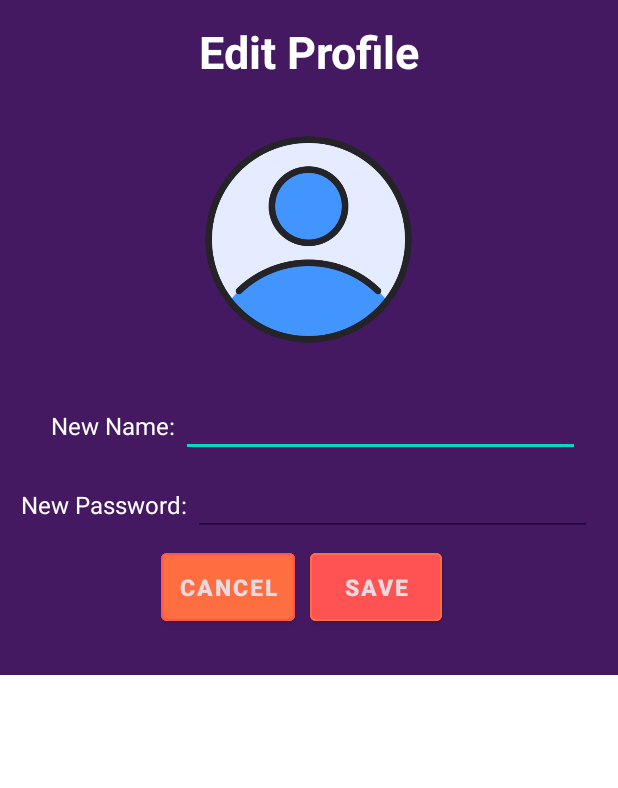
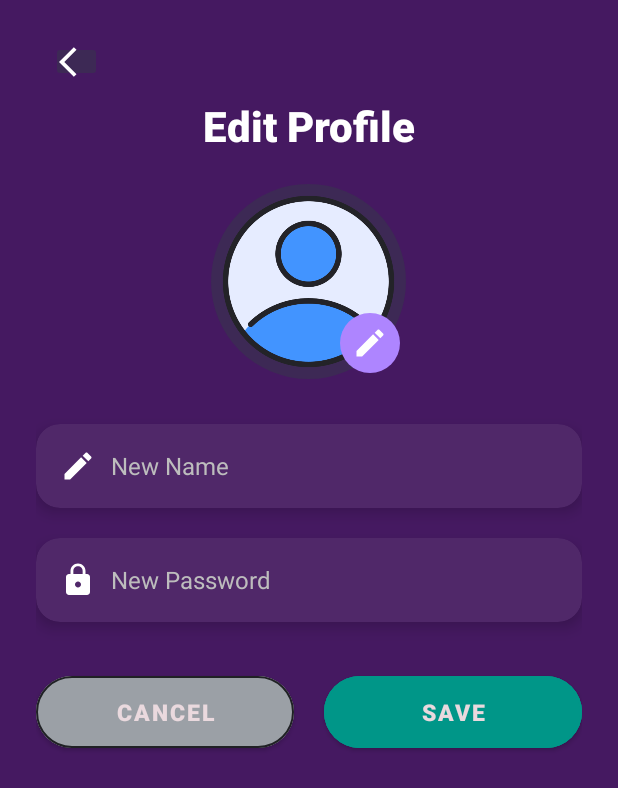
Before and after one commit to xienshane/FlickView, an Android app: the layout edit_profile_page.xml on its own in the app's theme, with its tools: preview values and no code run, on a phone screen of 412 x 824 dp. Shown: the top 788 px of the screen. Run offline under Robolectric (Android 15) with nearby library versions, the phone set to English and light mode, and no system bars; network calls fail.

Commit message:
UI - edit profile

```diff
--- a/app/src/main/java/com/android/flickview/activities/EditProfileActivity.java
+++ /dev/null
@@ -1,14 +0,0 @@
-package com.android.flickview.activities;
-
-import android.app.Activity;
-import android.os.Bundle;
-
-public class EditProfileActivity extends Activity {
-
-    @Override
-    protected void onCreate(Bundle savedInstanceState) {
-        super.onCreate(savedInstanceState);
-    }
-
-
-}
--- /dev/null
+++ b/app/src/main/java/com/android/flickview/activities/EditProfileActivity.kt
@@ -0,0 +1,26 @@
+package com.android.flickview.activities;
+
+import android.app.Activity
+import android.content.Intent
+import android.os.Bundle
+import android.widget.ImageButton
+import androidx.recyclerview.widget.LinearLayoutManager
+import androidx.recyclerview.widget.RecyclerView
+import com.android.flickview.Adapters.FavoritesAdapter
+import com.android.flickview.Domains.FavoriteItem
+import com.android.flickview.R
+import com.google.android.material.bottomnavigation.BottomNavigationView
+
+class EditProfileActivity: Activity() {
+
+    override fun onCreate(savedInstanceState: Bundle?){
+        super.onCreate(savedInstanceState)
+        setContentView(R.layout.edit_profile_page)
+
+        // Back Button
+        val buttonBack : ImageButton = findViewById(R.id.buttonback)
+        buttonBack.setOnClickListener{
+            finish()
+        }
+    }
+}
--- /dev/null
+++ b/app/src/main/res/drawable/edit_icon_background.xml
@@ -0,0 +1,5 @@
+<?xml version="1.0" encoding="utf-8"?>
+<shape xmlns:android="http://schemas.android.com/apk/res/android"
+    android:shape="oval">
+    <solid android:color="@color/purple" /> <!-- Orange circle background -->
+</shape>
--- /dev/null
+++ b/app/src/main/res/drawable/ic_edit.xml
@@ -0,0 +1,5 @@
+<vector xmlns:android="http://schemas.android.com/apk/res/android" android:height="24dp" android:tint="@color/white" android:viewportHeight="24" android:viewportWidth="24" android:width="24dp">
+
+    <path android:fillColor="@android:color/white" android:pathData="M3,17.25V21h3.75L17.81,9.94l-3.75,-3.75L3,17.25zM20.71,7.04c0.39,-0.39 0.39,-1.02 0,-1.41l-2.34,-2.34c-0.39,-0.39 -1.02,-0.39 -1.41,0l-1.83,1.83 3.75,3.75 1.83,-1.83z"/>
+
+</vector>
--- a/app/src/main/res/layout/edit_profile_page.xml
+++ b/app/src/main/res/layout/edit_profile_page.xml
@@ -1,116 +1,162 @@
 <?xml version="1.0" encoding="utf-8"?>
-<LinearLayout xmlns:android="http://schemas.android.com/apk/res/android" xmlns:app="http://schemas.android.com/apk/res-auto" android:orientation="vertical" android:layout_width="match_parent" android:layout_height="wrap_content" android:background="#451961">
+<ScrollView xmlns:android="http://schemas.android.com/apk/res/android"
+    xmlns:app="http://schemas.android.com/apk/res-auto"
+    android:layout_width="match_parent"
+    android:layout_height="match_parent"
+    android:background="#451961"
+    android:padding="24dp">
 
     <LinearLayout
         android:layout_width="match_parent"
         android:layout_height="wrap_content"
-        android:orientation="horizontal"
-        android:layout_marginTop="6dp"
-        android:gravity="center">
+        android:orientation="vertical"
+        android:gravity="center_horizontal">
 
+        <ImageButton
+            android:id="@+id/buttonback"
+            android:layout_width="34dp"
+            android:layout_height="27dp"
+            android:layout_gravity="left"
+            android:layout_marginLeft="10dp"
+            android:layout_marginTop="3dp"
+            android:backgroundTint="#3D2955"
+            android:src="@drawable/baseline_arrow_back_ios_24" />
+
+
+
+        <!-- Title -->
         <TextView
             android:layout_width="wrap_content"
             android:layout_height="wrap_content"
             android:text="Edit Profile"
-            android:textSize="30sp"
+            android:textSize="28sp"
             android:textColor="@color/white"
             android:textStyle="bold"
-            android:layout_marginTop = "5dp"/>
+            android:layout_marginTop="10dp"
+            android:fontFamily="sans-serif-medium" />
 
-    </LinearLayout>
+        <!-- Profile Image with Edit Icon -->
+        <FrameLayout
+            android:layout_width="130dp"
+            android:layout_height="130dp"
+            android:layout_marginTop="20dp">
 
+            <!-- Profile Picture -->
             <ImageView
-        android:layout_width="142dp"
-        android:layout_height="175dp"
-        android:layout_marginTop="20sp"
-        android:layout_gravity="center_horizontal"
-        android:src="@drawable/user" />
+                android:id="@+id/profile_image"
+                android:layout_width="match_parent"
+                android:layout_height="match_parent"
+                android:src="@drawable/user"
+                android:scaleType="centerCrop"
+                android:background="@drawable/circle_background"
+                android:padding="6dp" />
 
-    <LinearLayout android:layout_width="wrap_content"
-        android:layout_height="match_parent"
-        android:orientation="horizontal">
-        <TextView
-            android:layout_width="wrap_content"
+            <!-- Small Edit Icon -->
+            <ImageButton
+                android:id="@+id/edit_image_button"
+                android:layout_width="40dp"
+                android:layout_height="40dp"
+                android:layout_gravity="bottom|end"
+                android:layout_margin="4dp"
+                android:background="@drawable/edit_icon_background"
+                android:src="@drawable/ic_edit"
+                android:scaleType="centerInside"
+                android:contentDescription="Edit Profile Picture"
+                android:tint="@color/white"/>
+        </FrameLayout>
+
+
+        <!-- Name Field -->
+        <androidx.cardview.widget.CardView
+            android:layout_width="match_parent"
             android:layout_height="wrap_content"
-            android:layout_marginLeft="30dp"
-            android:text=" New Name: "
-            android:textSize="16sp"
-            android:textColor="@color/white"
-            android:layout_marginTop="10dp"
-            android:layout_gravity="center"/>
+            app:cardCornerRadius="16dp"
+            app:cardElevation="6dp"
+            android:layout_marginTop="30dp"
+            app:cardBackgroundColor="#502869">
 
             <EditText
                 android:id="@+id/et_name"
-            android:layout_width="266dp"
+                android:layout_width="match_parent"
                 android:layout_height="wrap_content"
-            android:layout_gravity="center"
-            android:layout_marginTop="10dp"
+                android:drawableStart="@drawable/ic_edit"
+                android:hint="New Name"
+                android:padding="16dp"
+
+                android:drawablePadding="10dp"
                 android:textColor="@color/white"
-            android:textSize="16sp"/>
-    </LinearLayout>
+                android:textColorHint="#BDBDBD"
+                android:textSize="16sp"
+                android:background="@android:color/transparent"
+                android:fontFamily="sans-serif" />
+        </androidx.cardview.widget.CardView>
 
-    <LinearLayout
-        android:layout_width="wrap_content"
-        android:layout_height="match_parent"
-        android:orientation="horizontal">
+        <!-- Password Field -->
+        <androidx.cardview.widget.CardView
+            android:layout_width="match_parent"
+            android:layout_height="wrap_content"
+            app:cardCornerRadius="16dp"
+            app:cardElevation="6dp"
+            android:layout_marginTop="20dp"
+            app:cardBackgroundColor="#502869">
 
-        <TextView
-            android:layout_width="wrap_content"
-            android:layout_height="wrap_content"
-            android:layout_marginLeft="10dp"
-            android:text=" New Password: "
-            android:textSize="16sp"
-            android:textColor="@color/white"
-            android:layout_marginTop="10dp"
-            android:layout_gravity="center"/>
             <EditText
                 android:id="@+id/et_password"
-            android:layout_width="266dp"
+                android:layout_width="match_parent"
                 android:layout_height="wrap_content"
-            android:layout_gravity="center"
-            android:layout_marginTop="10dp"
+                android:hint="New Password"
+                android:padding="16dp"
+                android:drawablePadding="10dp"
+                android:drawableStart="@drawable/baseline_lock_24"
+                android:drawableTint="@color/white"
                 android:textColor="@color/white"
-            android:textSize="16sp"/>
+                android:textColorHint="#BDBDBD"
+                android:textSize="16sp"
+                android:background="@android:color/transparent"
+                android:inputType="textPassword"
+                android:fontFamily="sans-serif" />
+        </androidx.cardview.widget.CardView>
 
-    </LinearLayout>
-
+        <!-- Buttons -->
         <LinearLayout
-        android:layout_width="wrap_content"
+            android:layout_width="match_parent"
             android:layout_height="wrap_content"
             android:orientation="horizontal"
-        android:layout_marginTop="10dp"
-        android:layout_gravity="center"
-        android:layout_marginBottom="30dp">
+            android:layout_marginTop="30dp"
+            android:gravity="center"
+            android:weightSum="2">
 
             <com.google.android.material.button.MaterialButton
                 android:id="@+id/button_cancel"
                 android:layout_width="0dp"
-            android:layout_height="match_parent"
+                android:layout_height="60dp"
+                android:layout_marginEnd="10dp"
                 android:layout_weight="1"
+                android:backgroundTint="@color/gray9ba0a6"
+                android:fontFamily="sans-serif-black"
                 android:text="CANCEL"
+                android:textColor="#EAD9DE"
                 android:textSize="15sp"
-            android:textColor="#EAD9DE"
-            android:backgroundTint="#FF6E40"
-            android:padding="12dp"
-            android:fontFamily="sans-serif-black"
-            app:strokeWidth="1dp"
-            app:strokeColor="#FF5252"
-            android:layout_marginEnd="10dp"/>
+                app:cornerRadius="24dp"
+                app:strokeColor="@color/colorPrimaryDark"
+                app:strokeWidth="1dp" />
 
             <com.google.android.material.button.MaterialButton
                 android:id="@+id/button_save"
                 android:layout_width="0dp"
-            android:layout_height="match_parent"
+                android:layout_height="60dp"
                 android:layout_weight="1"
                 android:text="SAVE"
                 android:textSize="15sp"
                 android:textColor="#EAD9DE"
-            android:backgroundTint="#FF5252"
-            android:padding="12dp"
-            android:fontFamily="sans-serif-black"
+                android:backgroundTint="#009688"
+                app:cornerRadius="24dp"
                 app:strokeWidth="1dp"
-            app:strokeColor="#FF6E40"
-            android:layout_marginEnd="10dp"/>
+                app:strokeColor="#009688"
+                android:layout_marginStart="10dp"
+                android:fontFamily="sans-serif-black" />
 
         </LinearLayout>
+
     </LinearLayout>
+</ScrollView>
```
Lines whose indentation alone changed are shown as unchanged.
